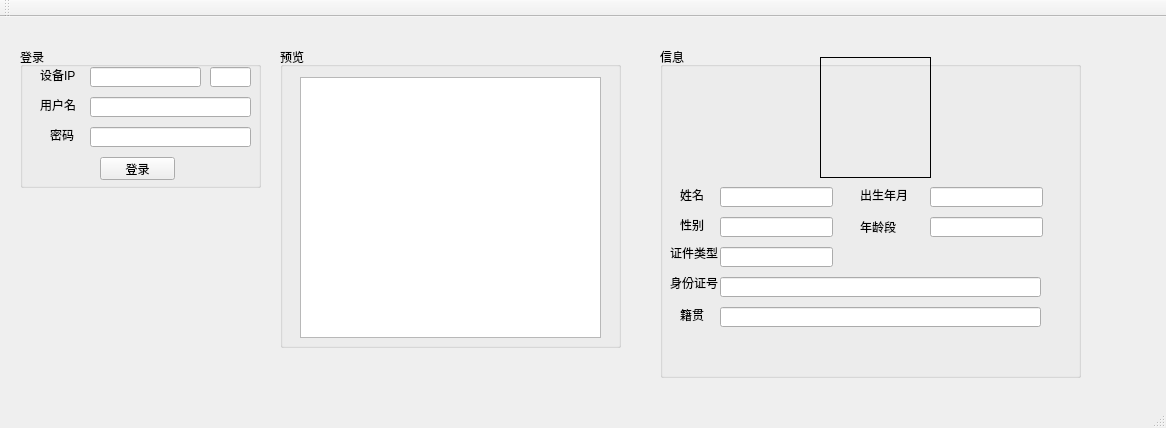
First picture: the form in mainwindow.ui, repository NevilleNoah/HikvisionCamera2, before the edit.
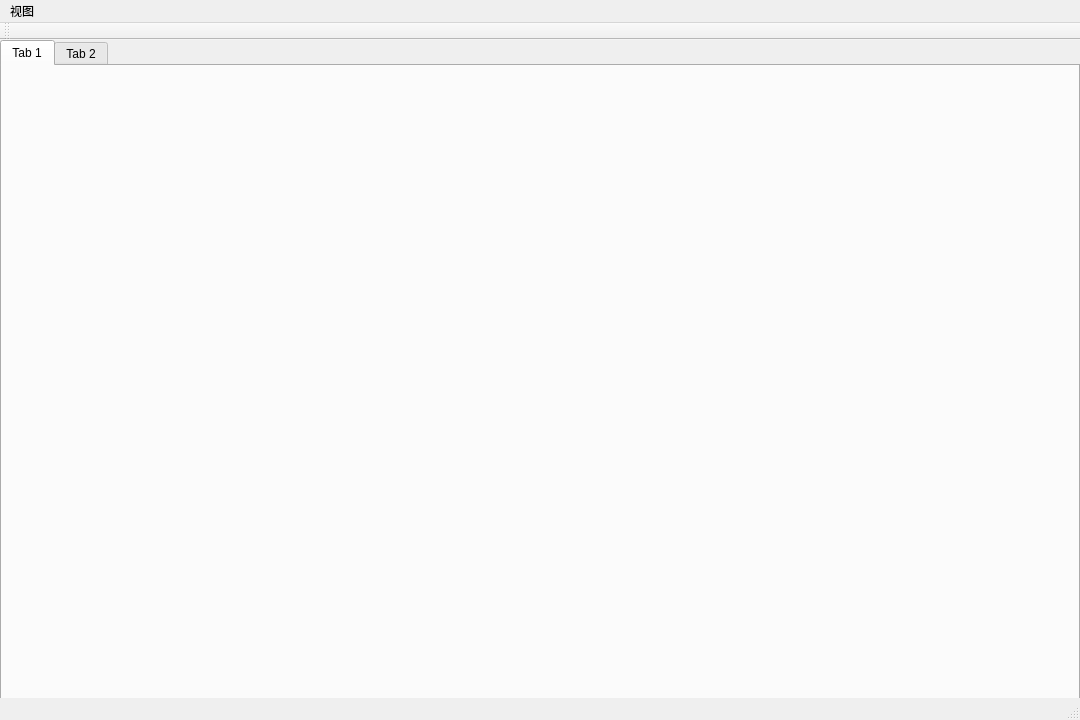
Second picture: the form after the edit.

Commit message: 预览基本完成（除列表双击外）

The edit to the form file:
```diff
--- a/mainwindow.ui
+++ b/mainwindow.ui
@@ -6,363 +6,38 @@
    <rect>
     <x>0</x>
     <y>0</y>
-    <width>1166</width>
-    <height>428</height>
+    <width>1080</width>
+    <height>720</height>
    </rect>
   </property>
   <property name="windowTitle">
    <string>MainWindow</string>
   </property>
+  <property name="toolButtonStyle">
+   <enum>Qt::ToolButtonTextBesideIcon</enum>
+  </property>
   <widget class="QWidget" name="centralWidget">
-   <widget class="QGroupBox" name="boxLogin">
+   <widget class="QTabWidget" name="tabView">
     <property name="geometry">
      <rect>
-      <x>20</x>
-      <y>30</y>
-      <width>241</width>
-      <height>141</height>
+      <x>0</x>
+      <y>0</y>
+      <width>1080</width>
+      <height>680</height>
      </rect>
     </property>
-    <property name="title">
-     <string>登录</string>
+    <property name="currentIndex">
+     <number>0</number>
     </property>
-    <widget class="QLabel" name="textIP">
-     <property name="geometry">
-      <rect>
-       <x>20</x>
-       <y>20</y>
-       <width>41</width>
-       <height>16</height>
-      </rect>
-     </property>
-     <property name="text">
-      <string>设备IP</string>
-     </property>
+    <widget class="QWidget" name="tab1">
+     <attribute name="title">
+      <string>Tab 1</string>
+     </attribute>
     </widget>
-    <widget class="QLineEdit" name="edIP">
-     <property name="geometry">
-      <rect>
-       <x>70</x>
-       <y>20</y>
-       <width>111</width>
-       <height>20</height>
-      </rect>
-     </property>
-     <property name="text">
-      <string/>
-     </property>
-    </widget>
-    <widget class="QLineEdit" name="edPort">
-     <property name="geometry">
-      <rect>
-       <x>190</x>
-       <y>20</y>
-       <width>41</width>
-       <height>20</height>
-      </rect>
-     </property>
-     <property name="text">
-      <string/>
-     </property>
-    </widget>
-    <widget class="QLabel" name="textUsername">
-     <property name="geometry">
-      <rect>
-       <x>20</x>
-       <y>50</y>
-       <width>41</width>
-       <height>16</height>
-      </rect>
-     </property>
-     <property name="text">
-      <string>用户名</string>
-     </property>
-    </widget>
-    <widget class="QLabel" name="textPassword">
-     <property name="geometry">
-      <rect>
-       <x>30</x>
-       <y>80</y>
-       <width>31</width>
-       <height>16</height>
-      </rect>
-     </property>
-     <property name="text">
-      <string>密码</string>
-     </property>
-    </widget>
-    <widget class="QLineEdit" name="edUsername">
-     <property name="geometry">
-      <rect>
-       <x>70</x>
-       <y>50</y>
-       <width>161</width>
-       <height>20</height>
-      </rect>
-     </property>
-    </widget>
-    <widget class="QLineEdit" name="edPassword">
-     <property name="geometry">
-      <rect>
-       <x>70</x>
-       <y>80</y>
-       <width>161</width>
-       <height>20</height>
-      </rect>
-     </property>
-     <property name="echoMode">
-      <enum>QLineEdit::Password</enum>
-     </property>
-    </widget>
-    <widget class="QPushButton" name="btnLogin">
-     <property name="geometry">
-      <rect>
-       <x>80</x>
-       <y>110</y>
-       <width>75</width>
-       <height>23</height>
-      </rect>
-     </property>
-     <property name="text">
-      <string>登录</string>
-     </property>
-    </widget>
-   </widget>
-   <widget class="QGroupBox" name="groupBox_2">
-    <property name="geometry">
-     <rect>
-      <x>280</x>
-      <y>30</y>
-      <width>341</width>
-      <height>301</height>
-     </rect>
-    </property>
-    <property name="title">
-     <string>预览</string>
-    </property>
-    <widget class="QGraphicsView" name="picCamera">
-     <property name="geometry">
-      <rect>
-       <x>20</x>
-       <y>30</y>
-       <width>301</width>
-       <height>261</height>
-      </rect>
-     </property>
-    </widget>
-   </widget>
-   <widget class="QGroupBox" name="groupBox">
-    <property name="geometry">
-     <rect>
-      <x>660</x>
-      <y>30</y>
-      <width>421</width>
-      <height>331</height>
-     </rect>
-    </property>
-    <property name="title">
-     <string>信息</string>
-    </property>
-    <widget class="QLineEdit" name="edName">
-     <property name="geometry">
-      <rect>
-       <x>60</x>
-       <y>140</y>
-       <width>113</width>
-       <height>20</height>
-      </rect>
-     </property>
-     <property name="readOnly">
-      <bool>true</bool>
-     </property>
-    </widget>
-    <widget class="QLabel" name="textName">
-     <property name="geometry">
-      <rect>
-       <x>20</x>
-       <y>140</y>
-       <width>31</width>
-       <height>16</height>
-      </rect>
-     </property>
-     <property name="text">
-      <string>姓名</string>
-     </property>
-    </widget>
-    <widget class="QLabel" name="textSex">
-     <property name="geometry">
-      <rect>
-       <x>20</x>
-       <y>170</y>
-       <width>31</width>
-       <height>16</height>
-      </rect>
-     </property>
-     <property name="text">
-      <string>性别</string>
-     </property>
-    </widget>
-    <widget class="QLineEdit" name="edSex">
-     <property name="geometry">
-      <rect>
-       <x>60</x>
-       <y>170</y>
-       <width>113</width>
-       <height>20</height>
-      </rect>
-     </property>
-     <property name="readOnly">
-      <bool>true</bool>
-     </property>
-    </widget>
-    <widget class="QLineEdit" name="edId">
-     <property name="geometry">
-      <rect>
-       <x>60</x>
-       <y>230</y>
-       <width>321</width>
-       <height>20</height>
-      </rect>
-     </property>
-     <property name="readOnly">
-      <bool>true</bool>
-     </property>
-    </widget>
-    <widget class="QLabel" name="textAgeGroup">
-     <property name="geometry">
-      <rect>
-       <x>200</x>
-       <y>170</y>
-       <width>51</width>
-       <height>20</height>
-      </rect>
-     </property>
-     <property name="text">
-      <string>年龄段</string>
-     </property>
-    </widget>
-    <widget class="QLabel" name="textBirthDate">
-     <property name="geometry">
-      <rect>
-       <x>200</x>
-       <y>140</y>
-       <width>61</width>
-       <height>16</height>
-      </rect>
-     </property>
-     <property name="text">
-      <string>出生年月</string>
-     </property>
-    </widget>
-    <widget class="QLineEdit" name="edBirthDate">
-     <property name="geometry">
-      <rect>
-       <x>270</x>
-       <y>140</y>
-       <width>113</width>
-       <height>20</height>
-      </rect>
-     </property>
-     <property name="readOnly">
-      <bool>true</bool>
-     </property>
-    </widget>
-    <widget class="QLineEdit" name="edAgeGroup">
-     <property name="geometry">
-      <rect>
-       <x>270</x>
-       <y>170</y>
-       <width>113</width>
-       <height>20</height>
-      </rect>
-     </property>
-     <property name="readOnly">
-      <bool>true</bool>
-     </property>
-    </widget>
-    <widget class="QLineEdit" name="edNativePlace">
-     <property name="geometry">
-      <rect>
-       <x>60</x>
-       <y>260</y>
-       <width>321</width>
-       <height>20</height>
-      </rect>
-     </property>
-     <property name="readOnly">
-      <bool>true</bool>
-     </property>
-    </widget>
-    <widget class="QLabel" name="textId">
-     <property name="geometry">
-      <rect>
-       <x>10</x>
-       <y>230</y>
-       <width>54</width>
-       <height>12</height>
-      </rect>
-     </property>
-     <property name="text">
-      <string>身份证号</string>
-     </property>
-    </widget>
-    <widget class="QLabel" name="textNativePlace">
-     <property name="geometry">
-      <rect>
-       <x>20</x>
-       <y>260</y>
-       <width>31</width>
-       <height>16</height>
-      </rect>
-     </property>
-     <property name="text">
-      <string>籍贯</string>
-     </property>
-    </widget>
-    <widget class="QLabel" name="textCardType">
-     <property name="geometry">
-      <rect>
-       <x>10</x>
-       <y>200</y>
-       <width>54</width>
-       <height>12</height>
-      </rect>
-     </property>
-     <property name="text">
-      <string>证件类型</string>
-     </property>
-    </widget>
-    <widget class="QLineEdit" name="edCertificateType">
-     <property name="geometry">
-      <rect>
-       <x>60</x>
-       <y>200</y>
-       <width>113</width>
-       <height>20</height>
-      </rect>
-     </property>
-     <property name="readOnly">
-      <bool>true</bool>
-     </property>
-    </widget>
-    <widget class="QLabel" name="labAvatar">
-     <property name="geometry">
-      <rect>
-       <x>160</x>
-       <y>10</y>
-       <width>111</width>
-       <height>121</height>
-      </rect>
-     </property>
-     <property name="autoFillBackground">
-      <bool>false</bool>
-     </property>
-     <property name="frameShape">
-      <enum>QFrame::Box</enum>
-     </property>
-     <property name="text">
-      <string/>
-     </property>
+    <widget class="QWidget" name="tab2">
+     <attribute name="title">
+      <string>Tab 2</string>
+     </attribute>
     </widget>
    </widget>
   </widget>
@@ -371,10 +46,19 @@
     <rect>
      <x>0</x>
      <y>0</y>
-     <width>1166</width>
+     <width>1080</width>
      <height>23</height>
     </rect>
    </property>
+   <widget class="QMenu" name="menu_2">
+    <property name="title">
+     <string>视图</string>
+    </property>
+    <addaction name="showPreview"/>
+    <addaction name="showHistory"/>
+    <addaction name="showSettings"/>
+   </widget>
+   <addaction name="menu_2"/>
   </widget>
   <widget class="QToolBar" name="mainToolBar">
    <attribute name="toolBarArea">
```
Left out of the diff: 15 changed lines with no effect on the pictures. The commit also changes 19 other files.
